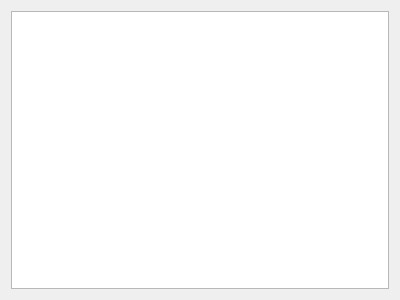
Before: the Qt Designer form orders/ordersview.ui in gustavosinbandera1/mayorga_db, drawn with Qt 5.
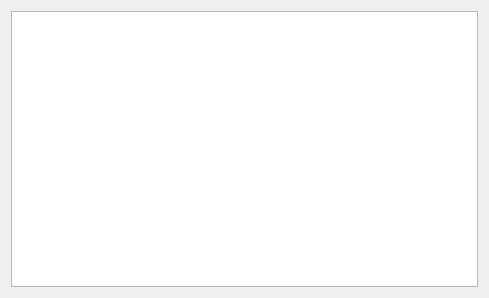
After: the same form once the commit is applied.

What changed in the file:
```diff
--- a/orders/ordersview.ui
+++ b/orders/ordersview.ui
@@ -6,8 +6,8 @@
    <rect>
     <x>0</x>
     <y>0</y>
-    <width>400</width>
-    <height>300</height>
+    <width>489</width>
+    <height>298</height>
    </rect>
   </property>
   <property name="windowTitle">
```
